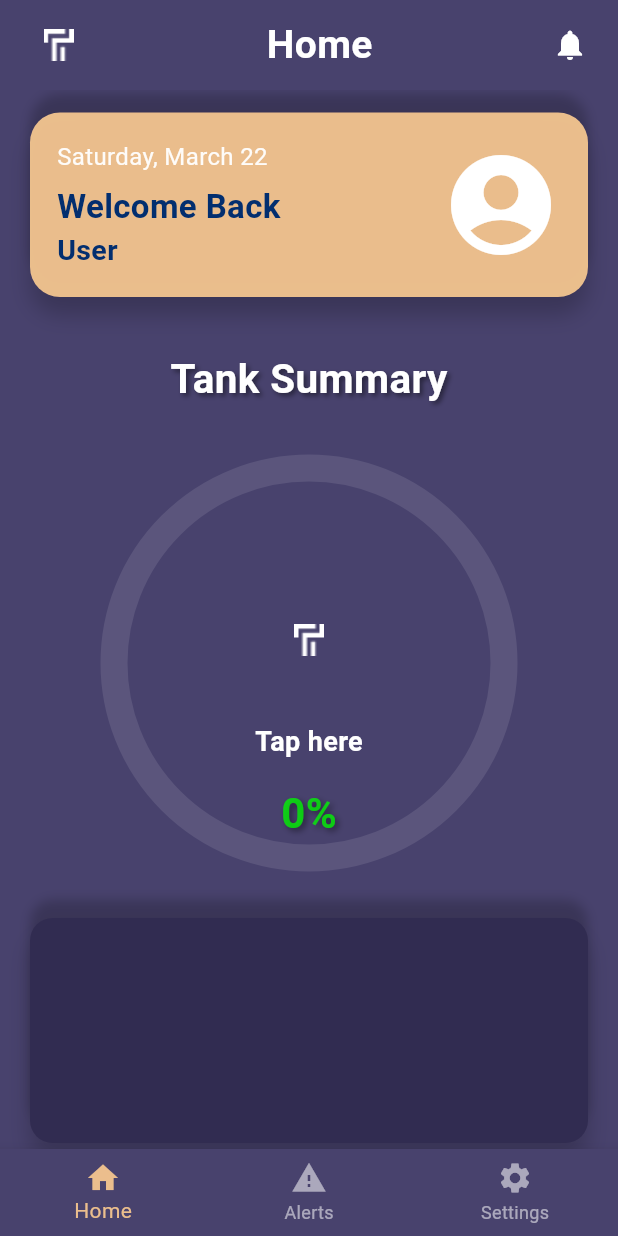
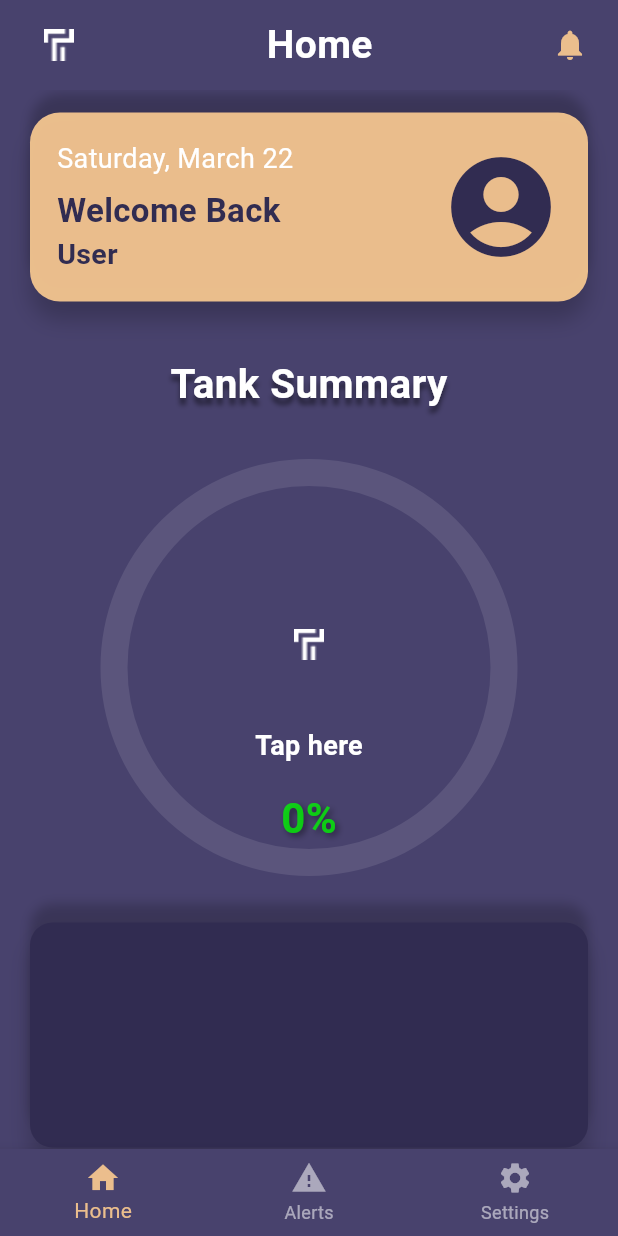
Before and after one commit to Kaveesha-Sulakshana/tanktrack-project-frontend, a Flutter app: the HomeScreen screen opened directly, on a phone screen of 412 x 824 dp. Run offline on Flutter 3.47's test engine with Material 3 defaults, Android fonts, the phone set to English and light mode, and no system bars; our stand-ins replace firebase_auth, firebase_core, firebase_database, firebase_messaging, fl_chart, google_fonts and 3 more; accounts and stored records are empty; network calls fail.

Commit message:
adding the new homescreen into dev branch

```diff
--- a/lib/home_screen.dart
+++ b/lib/home_screen.dart
@@ -137,7 +137,10 @@ Widget build(BuildContext context) {
                 ),
               );
             },
-            child: const Icon(Icons.notifications, color: Colors.white),
+            child: const Icon(
+              Icons.notifications,
+              color: Color.fromARGB(247, 240, 194, 142),
+            ),
           ),
         ],
       ),
@@ -177,15 +180,15 @@ Widget build(BuildContext context) {
                 Text(
                   todayDate,
                   style: TextStyle(
-                    color: Colors.white.withOpacity(0.95),
-                    fontSize: 16,
+                    color: const Color.fromARGB(255, 255, 255, 255),
+                    fontSize: 18,
                   ),
                 ),
                 const SizedBox(height: 6),
                 const Text(
                   "Welcome Back",
                   style: TextStyle(
-                    color: Color.fromARGB(255, 2, 46, 111),
+                    color: Color.fromARGB(255, 49, 44, 81),
                     fontSize: 22,
                     fontWeight: FontWeight.bold,
                   ),
@@ -193,14 +196,18 @@ Widget build(BuildContext context) {
                 Text(
                   firstName,
                   style: const TextStyle(
-                    color: Color.fromARGB(255, 2, 46, 111),
+                    color: Color.fromARGB(255, 49, 44, 81),
                     fontSize: 19,
                     fontWeight: FontWeight.w600,
                   ),
                 ),
               ],
             ),
-            const Icon(Icons.account_circle, size: 80, color: Colors.white),
+            const Icon(
+              Icons.account_circle,
+              size: 80,
+              color: Color.fromARGB(255, 49, 44, 81),
+            ),
           ],
         ),
       ),
@@ -210,14 +217,10 @@ Widget build(BuildContext context) {
   // 🔹 Tank Level Circular Indicator
   Widget _buildTankIndicator() {
     Color getColor(double percentage) {
-      if (percentage <= 20)
-        return const Color.fromARGB(191, 0, 255, 0);
-      if (percentage <= 40)
-        return const Color.fromARGB(217, 0, 230, 119);
-      if (percentage <= 60)
-        return const Color.fromARGB(201, 249, 187, 0);
-      if (percentage <= 80)
-        return const Color.fromARGB(223, 255, 86, 34);
+      if (percentage <= 20) return const Color.fromARGB(191, 0, 255, 0);
+      if (percentage <= 40) return const Color.fromARGB(217, 0, 230, 119);
+      if (percentage <= 60) return const Color.fromARGB(201, 249, 187, 0);
+      if (percentage <= 80) return const Color.fromARGB(223, 255, 86, 34);
       return const Color(0xFFD50000);
     }
 
@@ -234,7 +237,7 @@ Widget build(BuildContext context) {
               Shadow(
                 blurRadius: 4.0,
                 color: Colors.black45,
-                offset: Offset(2, 2),
+                offset: Offset(0, 5),
               ),
             ],
           ),
```
Lines whose indentation alone changed are shown as unchanged.
